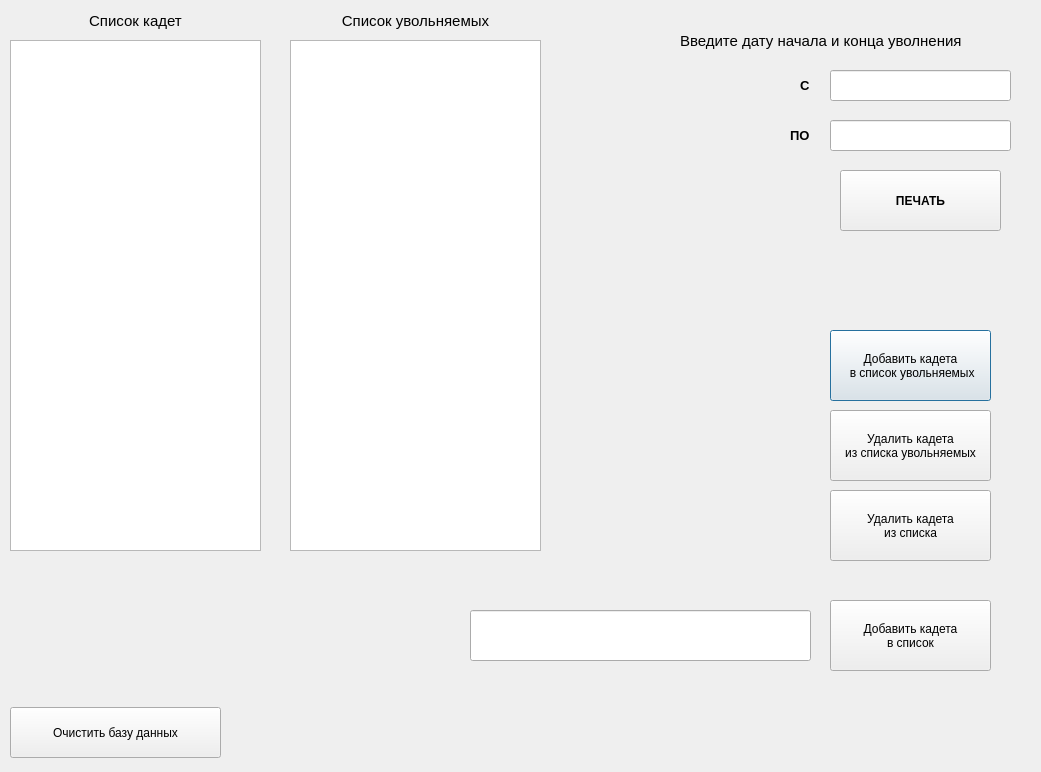
First picture: the form in pythonProject1/dialog.ui, repository dhdbd3uwh/information_technology, before the edit.
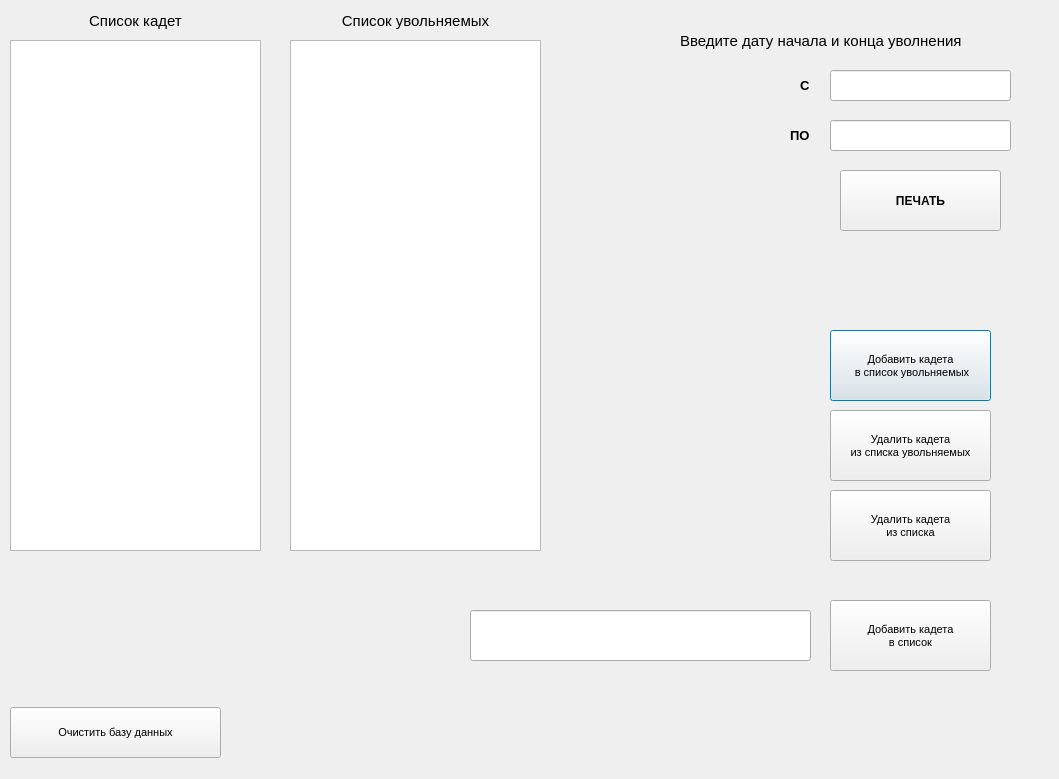
Second picture: the form after the edit. Icons and pictures are not drawn.

Diff of the .ui file:
```diff
--- a/pythonProject1/dialog.ui
+++ b/pythonProject1/dialog.ui
@@ -6,8 +6,8 @@
    <rect>
     <x>0</x>
     <y>0</y>
-    <width>1041</width>
-    <height>772</height>
+    <width>1059</width>
+    <height>779</height>
    </rect>
   </property>
   <property name="sizePolicy">
@@ -34,6 +34,11 @@
     <height>446</height>
    </size>
   </property>
+  <property name="font">
+   <font>
+    <pointsize>8</pointsize>
+   </font>
+  </property>
   <property name="contextMenuPolicy">
    <enum>Qt::DefaultContextMenu</enum>
   </property>
```
Left out of the diff: 12 changed lines with no effect on the pictures.
